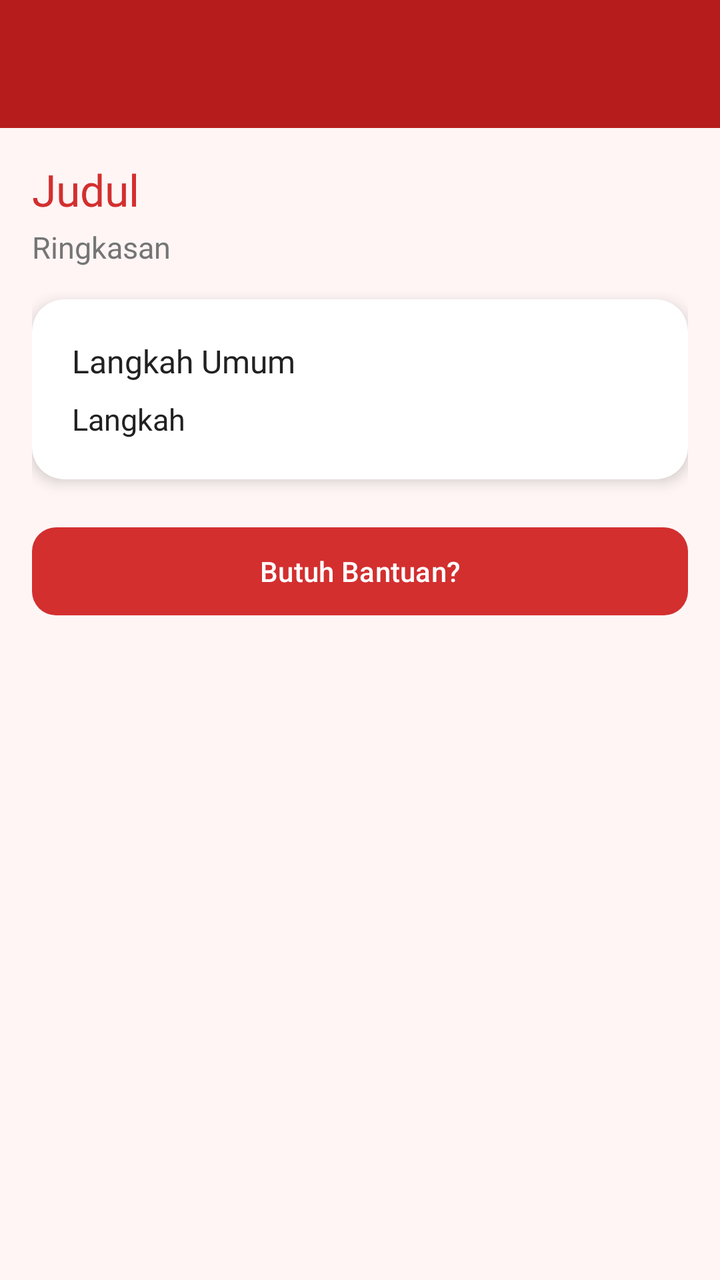
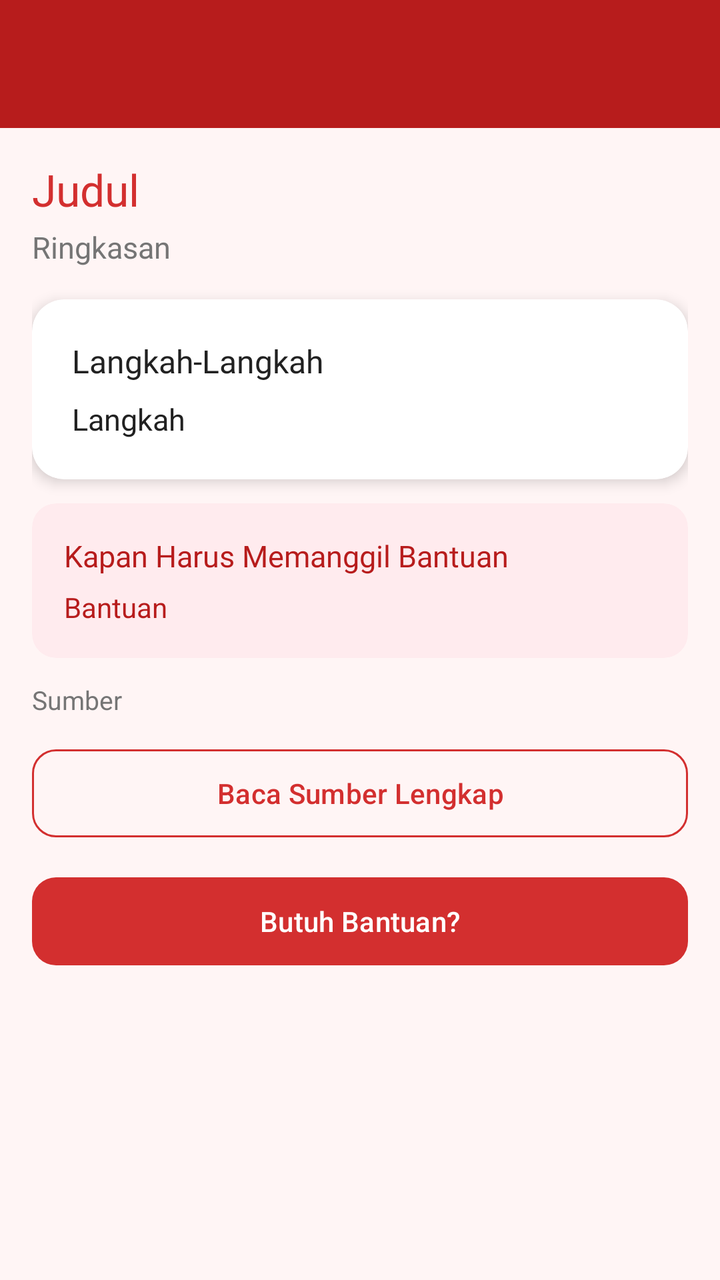

Two renders of the same Android screen: before a commit and after it. Below are the layout's source before the change and the commit's diff.
<!-- AndroidManifest.xml: application theme Theme.Project_cintung -->
<!-- res/layout/activity_panduan.xml -->
<?xml version="1.0" encoding="utf-8"?>
<androidx.coordinatorlayout.widget.CoordinatorLayout xmlns:android="http://schemas.android.com/apk/res/android"
    xmlns:app="http://schemas.android.com/apk/res-auto"
    xmlns:tools="http://schemas.android.com/tools"
    android:id="@+id/main"
    android:layout_width="match_parent"
    android:layout_height="match_parent"
    android:background="@color/siaga_bg"
    tools:context=".PanduanActivity">

    <com.google.android.material.appbar.AppBarLayout
        android:id="@+id/appBar"
        android:layout_width="match_parent"
        android:layout_height="wrap_content"
        android:theme="@style/ThemeOverlay.AppCompat.Dark.ActionBar">

        <androidx.appcompat.widget.Toolbar
            android:id="@+id/toolbar"
            android:layout_width="match_parent"
            android:layout_height="?attr/actionBarSize"
            android:background="@color/siaga_red_dark"
            app:layout_scrollFlags="scroll|enterAlways"
            app:subtitleTextColor="@android:color/white"
            app:titleTextColor="@android:color/white" />
    </com.google.android.material.appbar.AppBarLayout>

    <androidx.core.widget.NestedScrollView
        android:layout_width="match_parent"
        android:layout_height="match_parent"
        android:clipToPadding="false"
        android:padding="16dp"
        app:layout_behavior="@string/appbar_scrolling_view_behavior">

        <LinearLayout
            android:layout_width="match_parent"
            android:layout_height="wrap_content"
            android:orientation="vertical">

            <TextView
                android:id="@+id/tvJudul"
                android:layout_width="match_parent"
                android:layout_height="wrap_content"
                android:fontFamily="@font/poppins_semibold"
                android:text="Judul"
                android:textColor="@color/siaga_red"
                android:textSize="22sp" />

            <TextView
                android:id="@+id/tvRingkasan"
                android:layout_width="match_parent"
                android:layout_height="wrap_content"
                android:layout_marginTop="4dp"
                android:text="Ringkasan"
                android:textColor="@color/siaga_gray"
                android:textSize="15sp" />

            <androidx.cardview.widget.CardView
                android:layout_width="match_parent"
                android:layout_height="wrap_content"
                android:layout_marginTop="16dp"
                app:cardBackgroundColor="@android:color/white"
                app:cardCornerRadius="16dp"
                app:cardElevation="4dp">

                <LinearLayout
                    android:layout_width="match_parent"
                    android:layout_height="wrap_content"
                    android:orientation="vertical"
                    android:padding="20dp">

                    <TextView
                        android:layout_width="wrap_content"
                        android:layout_height="wrap_content"
                        android:fontFamily="@font/poppins_semibold"
                        android:text="Langkah Umum"
                        android:textColor="@color/siaga_text"
                        android:textSize="16sp" />

                    <TextView
                        android:id="@+id/tvLangkah"
                        android:layout_width="match_parent"
                        android:layout_height="wrap_content"
                        android:layout_marginTop="8dp"
                        android:lineSpacingExtra="4dp"
                        android:text="Langkah"
                        android:textColor="@color/siaga_text"
                        android:textSize="15sp" />
                </LinearLayout>
            </androidx.cardview.widget.CardView>

            <com.google.android.material.button.MaterialButton
                android:id="@+id/btnBantuan"
                android:layout_width="match_parent"
                android:layout_height="52dp"
                android:layout_marginTop="20dp"
                android:text="Butuh Bantuan?"
                app:backgroundTint="@color/siaga_red"
                app:cornerRadius="12dp" />
        </LinearLayout>
    </androidx.core.widget.NestedScrollView>
</androidx.coordinatorlayout.widget.CoordinatorLayout>
<!-- resources referenced by this layout -->
<resources>
  <color name="siaga_bg">#FFF5F5</color>
  <color name="siaga_gray">#757575</color>
  <color name="siaga_red">#D32F2F</color>
  <color name="siaga_red_dark">#B71C1C</color>
  <color name="siaga_text">#212121</color>
  <style name="Theme.Project_cintung" parent="Base.Theme.Project_cintung" />
  <style name="Base.Theme.Project_cintung" parent="Theme.Material3.DayNight.NoActionBar">
          <item name="colorPrimary">@color/siaga_red</item>
      </style>
</resources>

<!-- the commit's change to res/layout/activity_panduan.xml (unified diff, before → after) -->
@@ -5,7 +5,7 @@
     android:id="@+id/main"
     android:layout_width="match_parent"
     android:layout_height="match_parent"
-    android:background="@color/siaga_bg"
+    android:background="@color/fast_rescue_bg"
     tools:context=".PanduanActivity">
 
     <com.google.android.material.appbar.AppBarLayout
@@ -18,7 +18,7 @@
             android:id="@+id/toolbar"
             android:layout_width="match_parent"
             android:layout_height="?attr/actionBarSize"
-            android:background="@color/siaga_red_dark"
+            android:background="@color/fast_rescue_red_dark"
             app:layout_scrollFlags="scroll|enterAlways"
             app:subtitleTextColor="@android:color/white"
             app:titleTextColor="@android:color/white" />
@@ -42,7 +42,7 @@
                 android:layout_height="wrap_content"
                 android:fontFamily="@font/poppins_semibold"
                 android:text="Judul"
-                android:textColor="@color/siaga_red"
+                android:textColor="@color/fast_rescue_red"
                 android:textSize="22sp" />
 
             <TextView
@@ -51,7 +51,7 @@
                 android:layout_height="wrap_content"
                 android:layout_marginTop="4dp"
                 android:text="Ringkasan"
-                android:textColor="@color/siaga_gray"
+                android:textColor="@color/fast_rescue_gray"
                 android:textSize="15sp" />
 
             <androidx.cardview.widget.CardView
@@ -72,8 +72,8 @@
                         android:layout_width="wrap_content"
                         android:layout_height="wrap_content"
                         android:fontFamily="@font/poppins_semibold"
-                        android:text="Langkah Umum"
-                        android:textColor="@color/siaga_text"
+                        android:text="Langkah-Langkah"
+                        android:textColor="@color/fast_rescue_text"
                         android:textSize="16sp" />
 
                     <TextView
@@ -83,18 +83,72 @@
                         android:layout_marginTop="8dp"
                         android:lineSpacingExtra="4dp"
                         android:text="Langkah"
-                        android:textColor="@color/siaga_text"
+                        android:textColor="@color/fast_rescue_text"
                         android:textSize="15sp" />
                 </LinearLayout>
             </androidx.cardview.widget.CardView>
+
+            <androidx.cardview.widget.CardView
+                android:layout_width="match_parent"
+                android:layout_height="wrap_content"
+                android:layout_marginTop="12dp"
+                app:cardBackgroundColor="#FFEBEE"
+                app:cardCornerRadius="12dp"
+                app:cardElevation="0dp">
+
+                <LinearLayout
+                    android:layout_width="match_parent"
+                    android:layout_height="wrap_content"
+                    android:orientation="vertical"
+                    android:padding="16dp">
+
+                    <TextView
+                        android:layout_width="wrap_content"
+                        android:layout_height="wrap_content"
+                        android:fontFamily="@font/poppins_semibold"
+                        android:text="Kapan Harus Memanggil Bantuan"
+                        android:textColor="@color/fast_rescue_red_dark"
+                        android:textSize="15sp" />
+
+                    <TextView
+                        android:id="@+id/tvBantuan"
+                        android:layout_width="match_parent"
+                        android:layout_height="wrap_content"
+                        android:layout_marginTop="6dp"
+                        android:lineSpacingExtra="2dp"
+                        android:text="Bantuan"
+                        android:textColor="@color/fast_rescue_red_dark"
+                        android:textSize="14sp" />
+                </LinearLayout>
+            </androidx.cardview.widget.CardView>
+
+            <TextView
+                android:id="@+id/tvSumber"
+                android:layout_width="match_parent"
+                android:layout_height="wrap_content"
+                android:layout_marginTop="12dp"
+                android:text="Sumber"
+                android:textColor="@color/fast_rescue_gray"
+                android:textSize="13sp" />
+
+            <com.google.android.material.button.MaterialButton
+                android:id="@+id/btnSumber"
+                style="@style/Widget.Material3.Button.OutlinedButton"
+                android:layout_width="match_parent"
+                android:layout_height="52dp"
+                android:layout_marginTop="12dp"
+                android:text="Baca Sumber Lengkap"
+                android:textColor="@color/fast_rescue_red"
+                app:cornerRadius="12dp"
+                app:strokeColor="@color/fast_rescue_red" />
 
             <com.google.android.material.button.MaterialButton
                 android:id="@+id/btnBantuan"
                 android:layout_width="match_parent"
                 android:layout_height="52dp"
-                android:layout_marginTop="20dp"
+                android:layout_marginTop="12dp"
                 android:text="Butuh Bantuan?"
-                app:backgroundTint="@color/siaga_red"
+                app:backgroundTint="@color/fast_rescue_red"
                 app:cornerRadius="12dp" />
         </LinearLayout>
     </androidx.core.widget.NestedScrollView>
<!-- resource entries referenced after the edit -->
@@ -1,13 +1,13 @@
 <!-- resources referenced by this layout -->
 <resources>
-  <color name="siaga_bg">#FFF5F5</color>
-  <color name="siaga_gray">#757575</color>
-  <color name="siaga_red">#D32F2F</color>
-  <color name="siaga_red_dark">#B71C1C</color>
-  <color name="siaga_text">#212121</color>
+  <color name="fast_rescue_bg">#FFF5F5</color>
+  <color name="fast_rescue_gray">#757575</color>
+  <color name="fast_rescue_red">#D32F2F</color>
+  <color name="fast_rescue_red_dark">#B71C1C</color>
+  <color name="fast_rescue_text">#212121</color>
   <style name="Theme.Project_cintung" parent="Base.Theme.Project_cintung" />
   <style name="Base.Theme.Project_cintung" parent="Theme.Material3.DayNight.NoActionBar">
-          <item name="colorPrimary">@color/siaga_red</item>
+          <item name="colorPrimary">@color/fast_rescue_red</item>
       </style>
 </resources>
 
